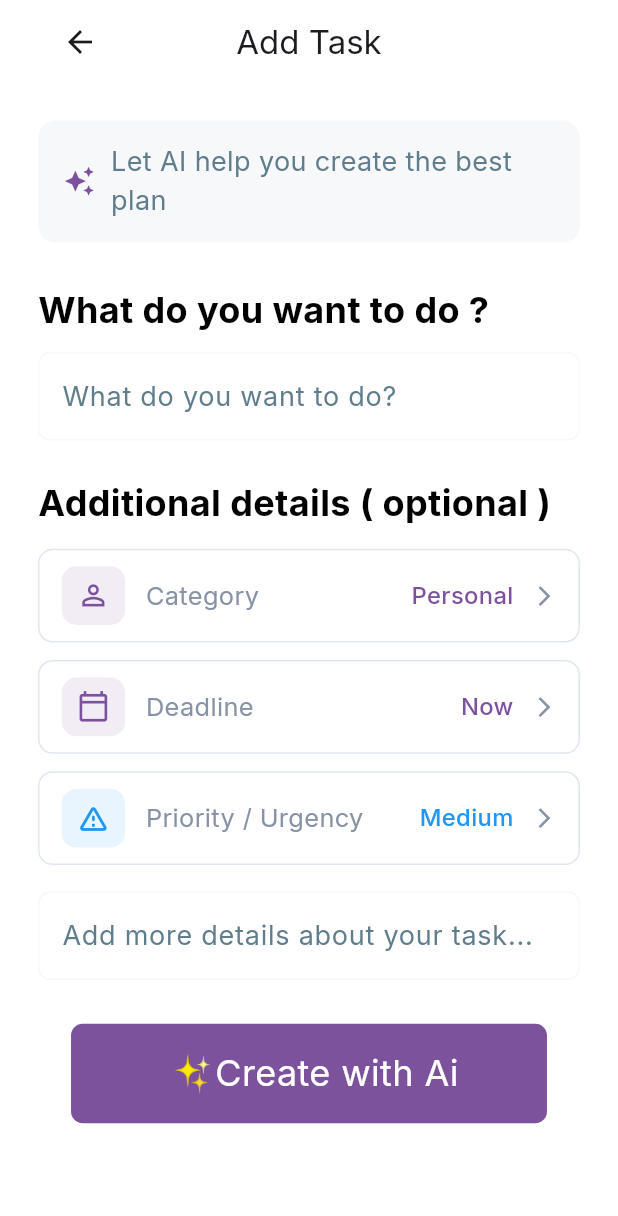
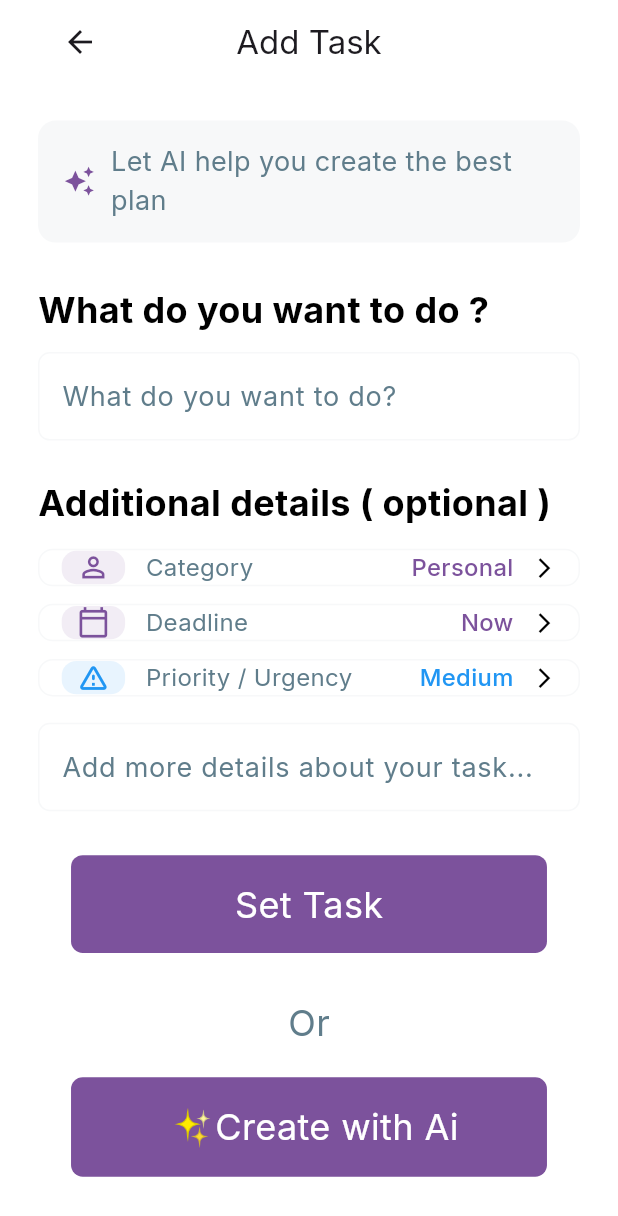
Before and after one commit to mariemosama272005-eng/garfocus, a Flutter app: the screen it shows after launch, on a phone screen of 412 x 824 dp. Shown: the top 1216 px of the screen. Run offline on Flutter 3.47's test engine with Material 3 defaults, Android fonts, the phone set to English and light mode, and no system bars; our stand-ins replace bloc, flutter_bloc, flutter_screenutil, smooth_page_indicator.

Commit message:
set Task button at addTaskScreen

```diff
--- a/lib/featue/Tasks/presntation/ui/addTask_screen.dart
+++ b/lib/featue/Tasks/presntation/ui/addTask_screen.dart
@@ -1,10 +1,12 @@
 import 'package:flutter/material.dart';
 import 'package:flutter_screenutil/flutter_screenutil.dart';
+import 'package:focus_flow/core/routes/app_routes.dart';
 import 'package:focus_flow/core/shared_wedgits/appBar_wedgit.dart';
 import 'package:focus_flow/core/shared_wedgits/costumButton_wedgit.dart';
 import 'package:focus_flow/core/shared_wedgits/textForm_wedgit.dart';
 import 'package:focus_flow/core/themes/app_colors.dart';
 import 'package:focus_flow/core/themes/app_textStyle.dart';
+import 'package:focus_flow/featue/Home/presntation/ui/home_screen.dart';
 import 'package:focus_flow/featue/Tasks/presntation/ui/wedgit/task_option_widget.dart';
 
 class AddTaskScreen extends StatefulWidget {
@@ -166,7 +168,12 @@ TextformWedgit(
 ),
 
              30.verticalSpace,
-
+             MainbuttonWedgit(title:"Set Task",onTap: (){
+              Navigator.pushNamed(context, AppRoutes.homeScreen);
+             },),
+             30.verticalSpace,
+             Center(child: Text("Or",style: AppTextstyle.hint24,)),
+          20.verticalSpace,
               MainbuttonWedgit(title: " ✨Create with Ai",),
               //onTap: (){
                 //Navigator.push(context,processing Screen )
--- a/lib/featue/Tasks/presntation/ui/wedgit/task_option_widget.dart
+++ b/lib/featue/Tasks/presntation/ui/wedgit/task_option_widget.dart
@@ -116,11 +116,10 @@ class TaskOptionWidget extends StatelessWidget {
         );
       },
       child: Container(
-        height: 64.h,
-        padding: EdgeInsets.symmetric(horizontal: 14.w),
+   padding: EdgeInsets.symmetric(horizontal: 14.w),
         decoration: BoxDecoration(
           border: Border.all(
-            color: const Color(0xFFE1E7F0),
+            color:AppColors.borderColor,
           ),
           borderRadius: BorderRadius.circular(10.r),
         ),
@@ -128,7 +127,7 @@ class TaskOptionWidget extends StatelessWidget {
           children: [
             Container(
               width: 40.w,
-              height: 40.h,
+
               decoration: BoxDecoration(
                 color: currentColor.withOpacity(0.10),
                 borderRadius: BorderRadius.circular(10.r),
@@ -139,13 +138,13 @@ class TaskOptionWidget extends StatelessWidget {
                 color: currentColor,
               ),
             ),
-            SizedBox(width: 13.w),
+            13.horizontalSpace,
             Expanded(
               child: Text(
                 title,
                 style: TextStyle(
-                  color: const Color(0xFF8792A5),
-                  fontSize: 16.sp,
+                  color:AppColors.hintColor,
+                  fontSize: 16,
                 ),
               ),
             ),
@@ -157,11 +156,11 @@ class TaskOptionWidget extends StatelessWidget {
                 fontWeight: FontWeight.w500,
               ),
             ),
-            SizedBox(width: 12.w),
+           12.horizontalSpace,
             Icon(
               Icons.arrow_forward_ios,
               size: 15.sp,
-              color: const Color(0xFF8792A5),
+              color: AppColors.blackColor,
             ),
           ],
         ),
```
